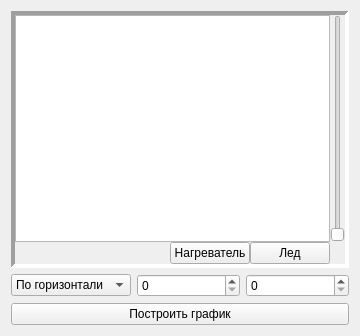
This is graphics.ui in AndreyMlashkin/stefanoproblem as Qt 5 draws it before an edit. The edited form follows.
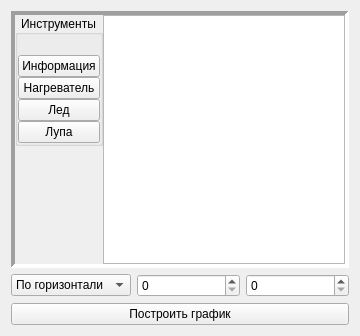
This is the edited form. Custom widgets are drawn as their Qt base class.

Commit message: loupe applied

```diff
--- a/graphics.ui
+++ b/graphics.ui
@@ -41,47 +41,156 @@
       <property name="spacing">
        <number>0</number>
       </property>
-      <item row="1" column="1">
-       <widget class="QPushButton" name="drill">
-        <property name="text">
-         <string>Нагреватель</string>
+      <item row="0" column="0">
+       <widget class="QGroupBox" name="groupBox">
+        <property name="sizePolicy">
+         <sizepolicy hsizetype="Maximum" vsizetype="Preferred">
+          <horstretch>0</horstretch>
+          <verstretch>0</verstretch>
+         </sizepolicy>
         </property>
-        <property name="checkable">
-         <bool>true</bool>
+        <property name="maximumSize">
+         <size>
+          <width>110</width>
+          <height>16777215</height>
+         </size>
         </property>
-       </widget>
-      </item>
-      <item row="1" column="2">
-       <widget class="QPushButton" name="ice">
-        <property name="text">
-         <string>Лед</string>
+        <property name="title">
+         <string>Инструменты</string>
         </property>
-        <property name="checkable">
+        <property name="alignment">
+         <set>Qt::AlignCenter</set>
+        </property>
+        <property name="flat">
          <bool>true</bool>
         </property>
+        <property name="checkable">
+         <bool>false</bool>
+        </property>
+        <layout class="QVBoxLayout" name="verticalLayout_2">
+         <property name="spacing">
+          <number>0</number>
+         </property>
+         <property name="leftMargin">
+          <number>0</number>
+         </property>
+         <property name="topMargin">
+          <number>20</number>
+         </property>
+         <property name="rightMargin">
+          <number>0</number>
+         </property>
+         <property name="bottomMargin">
+          <number>0</number>
+         </property>
+         <item>
+          <widget class="QPushButton" name="info">
+           <property name="sizePolicy">
+            <sizepolicy hsizetype="Maximum" vsizetype="Fixed">
+             <horstretch>0</horstretch>
+             <verstretch>0</verstretch>
+            </sizepolicy>
+           </property>
+           <property name="maximumSize">
+            <size>
+             <width>100</width>
+             <height>16777215</height>
+            </size>
+           </property>
+           <property name="text">
+            <string>Информация</string>
+           </property>
+           <property name="checkable">
+            <bool>true</bool>
+           </property>
+           <property name="checked">
+            <bool>false</bool>
+           </property>
+          </widget>
+         </item>
+         <item>
+          <widget class="QPushButton" name="drill">
+           <property name="sizePolicy">
+            <sizepolicy hsizetype="Maximum" vsizetype="Fixed">
+             <horstretch>0</horstretch>
+             <verstretch>0</verstretch>
+            </sizepolicy>
+           </property>
+           <property name="maximumSize">
+            <size>
+             <width>100</width>
+             <height>16777215</height>
+            </size>
+           </property>
+           <property name="text">
+            <string>Нагреватель</string>
+           </property>
+           <property name="checkable">
+            <bool>true</bool>
+           </property>
+          </widget>
+         </item>
+         <item>
+          <widget class="QPushButton" name="ice">
+           <property name="sizePolicy">
+            <sizepolicy hsizetype="Maximum" vsizetype="Fixed">
+             <horstretch>0</horstretch>
+             <verstretch>0</verstretch>
+            </sizepolicy>
+           </property>
+           <property name="maximumSize">
+            <size>
+             <width>100</width>
+             <height>16777215</height>
+            </size>
+           </property>
+           <property name="text">
+            <string>Лед</string>
+           </property>
+           <property name="checkable">
+            <bool>true</bool>
+           </property>
+          </widget>
+         </item>
+         <item>
+          <widget class="QPushButton" name="loupe">
+           <property name="sizePolicy">
+            <sizepolicy hsizetype="Maximum" vsizetype="Fixed">
+             <horstretch>0</horstretch>
+             <verstretch>0</verstretch>
+            </sizepolicy>
+           </property>
+           <property name="maximumSize">
+            <size>
+             <width>100</width>
+             <height>16777215</height>
+            </size>
+           </property>
+           <property name="text">
+            <string>Лупа</string>
+           </property>
+           <property name="checkable">
+            <bool>true</bool>
+           </property>
+          </widget>
+         </item>
+        </layout>
        </widget>
       </item>
-      <item row="0" column="3">
-       <widget class="QSlider" name="verticalSlider">
+      <item row="2" column="0">
+       <spacer name="verticalSpacer">
         <property name="orientation">
          <enum>Qt::Vertical</enum>
         </property>
-       </widget>
-      </item>
-      <item row="1" column="0">
-       <spacer name="horizontalSpacer">
-        <property name="orientation">
-         <enum>Qt::Horizontal</enum>
-        </property>
         <property name="sizeHint" stdset="0">
          <size>
-          <width>40</width>
-          <height>20</height>
+          <width>20</width>
+          <height>40</height>
          </size>
         </property>
        </spacer>
       </item>
-      <item row="0" column="0" colspan="3">
+      <item row="0" column="1" rowspan="3" colspan="2">
        <widget class="MeltView" name="graphics">
         <property name="enabled">
          <bool>true</bool>
```
The commit also changes 4 other files.
